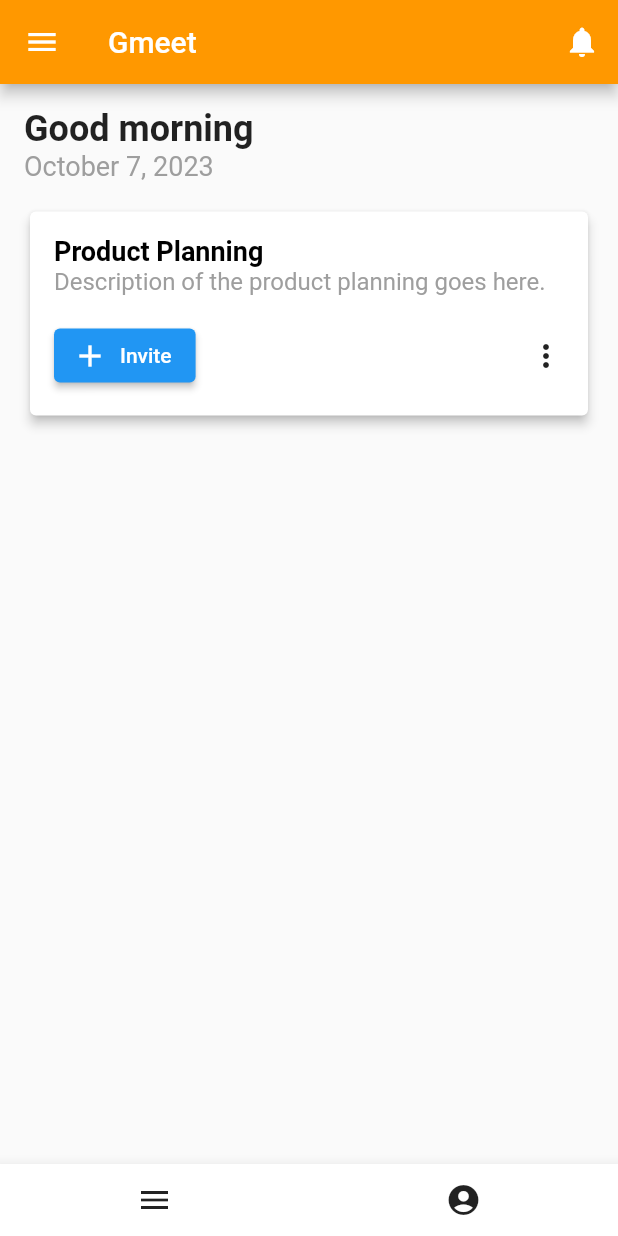
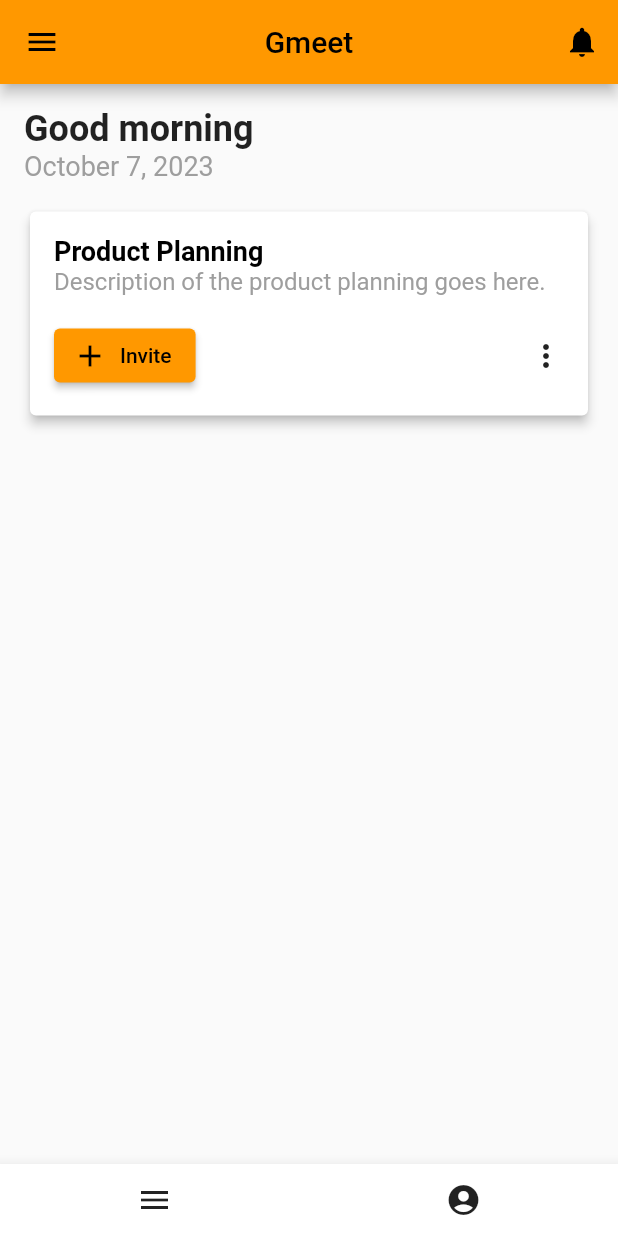
Before and after one commit to sabin6969/Personal-Meeting-Scheduling-Platform, a Flutter app: the HomePage screen opened by its route, on a phone screen of 412 x 824 dp. Run offline on Flutter 3.47's test engine with Material 2 defaults, Android fonts, the phone set to English and light mode, and no system bars; our stand-ins replace auth_buttons, cloud_firestore, firebase_auth, firebase_core, fluttertoast; accounts and stored records are empty.

Commit message:
final commit of sabin on master branch

```diff
--- a/lib/main.dart
+++ b/lib/main.dart
@@ -27,7 +27,10 @@ class MyApp extends StatelessWidget {
       child: MaterialApp(
         title: "Personal Meeting Scheduling App",
         debugShowCheckedModeBanner: false,
-        theme: ThemeData(brightness: Brightness.light),
+        theme: ThemeData(
+          brightness: Brightness.light,
+          primarySwatch: Colors.orange,
+        ),
         initialRoute: "login",
         routes: {
           "home": (context) => const HomePage(),
--- a/lib/views/home_page.dart
+++ b/lib/views/home_page.dart
@@ -1,5 +1,6 @@
 import 'package:flutter/material.dart';
-import 'package:intl/intl.dart'; // Import this for date formatting
+import 'package:intl/intl.dart';
+import 'package:personalmeetingschedulingplatform/controller/auth_controller.dart'; // Import this for date formatting
 
 class HomePage extends StatefulWidget {
   const HomePage({Key? key});
@@ -16,11 +17,12 @@ class _HomePageState extends State<HomePage> {
 
     return Scaffold(
       appBar: AppBar(
-        title: Text('Gmeet'),
+        centerTitle: true,
+        title: const Text('Gmeet'),
         backgroundColor: Colors.orange,
         actions: [
           IconButton(
-            icon: Icon(Icons.notifications),
+            icon: const Icon(Icons.notifications),
             onPressed: () {
               // Handle notifications button press
             },
@@ -31,21 +33,17 @@ class _HomePageState extends State<HomePage> {
         child: ListView(
           padding: EdgeInsets.zero,
           children: <Widget>[
-            DrawerHeader(
-              decoration: BoxDecoration(
-                color: Colors.orange,
-              ),
-              child: Text(
-                'Welcome to Gmeet',
-                style: TextStyle(
-                  color: Colors.white,
-                  fontSize: 24,
-                ),
+            UserAccountsDrawerHeader(
+              accountName: Text(auth.currentUser!.displayName ?? "Geust"),
+              accountEmail: Text(auth.currentUser!.email ?? "loading"),
+              currentAccountPicture: const CircleAvatar(
+                radius: 40,
+                child: Icon(Icons.person),
               ),
             ),
             ListTile(
-              leading: Icon(Icons.exit_to_app),
-              title: Text('Sign Out'),
+              leading: const Icon(Icons.exit_to_app),
+              title: const Text('Sign Out'),
               onTap: () {
                 showDialog(
                   context: context,
@@ -56,14 +54,14 @@ class _HomePageState extends State<HomePage> {
                         child: Column(
                           mainAxisSize: MainAxisSize.min,
                           children: [
-                            Text('Are you sure you want to logout?'),
+                            const Text('Are you sure you want to logout?'),
                             ElevatedButton(
                               onPressed: () {
                                 // Perform logout action
                                 Navigator.pushReplacementNamed(
                                     context, "login");
                               },
-                              child: Text('Yes'),
+                              child: const Text('Yes'),
                             ),
                           ],
                         ),
@@ -83,7 +81,7 @@ class _HomePageState extends State<HomePage> {
           children: [
             Text(
               greeting, // Display the greeting
-              style: TextStyle(
+              style: const TextStyle(
                 fontSize: 24,
                 fontWeight: FontWeight.bold,
               ),
@@ -91,12 +89,12 @@ class _HomePageState extends State<HomePage> {
             Text(
               DateFormat.yMMMMd()
                   .format(DateTime.now()), // Display today's date
-              style: TextStyle(
+              style: const TextStyle(
                 fontSize: 18,
                 color: Colors.grey,
               ),
             ),
-            SizedBox(height: 16), // Add some spacing
+            const SizedBox(height: 16), // Add some spacing
 
             // Product planning card
             Card(
@@ -106,7 +104,7 @@ class _HomePageState extends State<HomePage> {
                 child: Column(
                   crossAxisAlignment: CrossAxisAlignment.start,
                   children: [
-                    Text(
+                    const Text(
                       'Product Planning',
                       style: TextStyle(
                         fontSize: 18,
@@ -114,14 +112,14 @@ class _HomePageState extends State<HomePage> {
                         color: Colors.black,
                       ),
                     ),
-                    Text(
+                    const Text(
                       'Description of the product planning goes here.',
                       style: TextStyle(
                         fontSize: 16,
                         color: Colors.grey,
                       ),
                     ),
-                    SizedBox(height: 16),
+                    const SizedBox(height: 16),
                     Row(
                       mainAxisAlignment: MainAxisAlignment.spaceBetween,
                       children: [
@@ -129,10 +127,10 @@ class _HomePageState extends State<HomePage> {
                           onPressed: () {
                             // Handle invite button press
                           },
-                          icon: Icon(Icons.add),
-                          label: Text('Invite'),
+                          icon: const Icon(Icons.add),
+                          label: const Text('Invite'),
                         ),
-                        Icon(Icons.more_vert), // Add your end icon here
+                        const Icon(Icons.more_vert), // Add your end icon here
                       ],
                     ),
                   ],
@@ -147,14 +145,14 @@ class _HomePageState extends State<HomePage> {
           mainAxisAlignment: MainAxisAlignment.spaceAround,
           children: [
             IconButton(
-              icon: Icon(Icons.menu),
+              icon: const Icon(Icons.menu),
               onPressed: () {
                 // Handle drawer button press
                 Scaffold.of(context).openDrawer();
               },
             ),
             IconButton(
-              icon: Icon(Icons.account_circle),
+              icon: const Icon(Icons.account_circle),
               onPressed: () {
                 // Handle my account button press
               },
```
